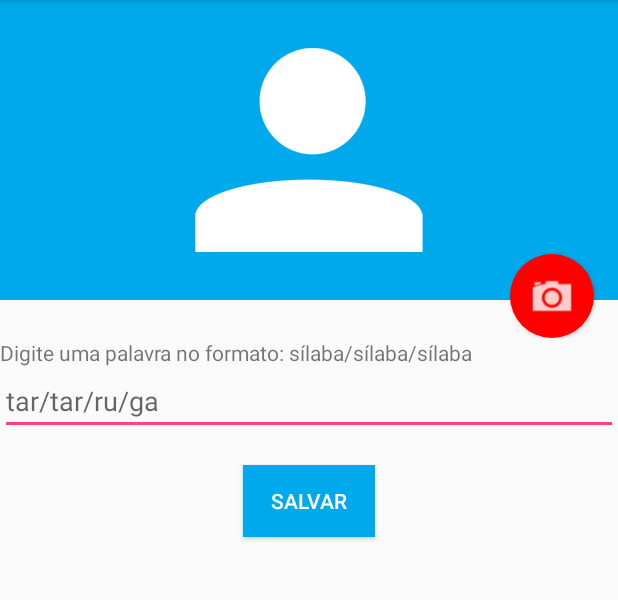
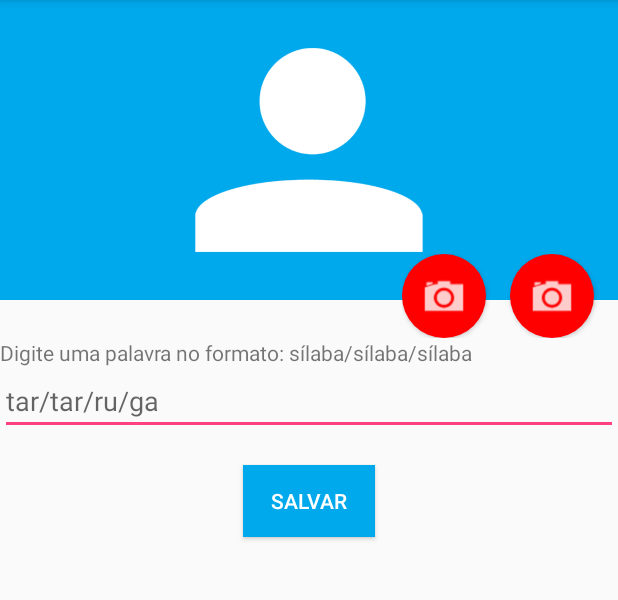
Before and after one commit to marianacavichioli/Projeto2, an Android app: the CriarTemplateActivity screen opened directly, with no data from a screen before it, on a phone screen of 412 x 824 dp, the part 84-684 px from its top. Run offline under Robolectric (Android 15) with nearby library versions, the phone set to English and light mode, and no system bars; our stand-ins replace ButterKnife, Picasso.

```diff
--- a/app/src/main/AndroidManifest.xml
+++ b/app/src/main/AndroidManifest.xml
@@ -1,7 +1,9 @@
 <?xml version="1.0" encoding="utf-8"?>
 <manifest xmlns:android="http://schemas.android.com/apk/res/android"
+    xmlns:tools="http://schemas.android.com/tools"
     package="com.mobile2.projeto2">
-
+    <uses-permission android:name="android.permission.READ_EXTERNAL_STORAGE" />
+    <uses-permission android:name="android.permission.WRITE_EXTERNAL_STORAGE" />
     <application
         android:allowBackup="true"
         android:icon="@mipmap/ic_launcher"
--- a/app/src/main/java/com/mobile2/projeto2/criar_template/CriarTemplatePresenter.java
+++ b/app/src/main/java/com/mobile2/projeto2/criar_template/CriarTemplatePresenter.java
@@ -23,4 +23,8 @@ public class CriarTemplatePresenter {
     public void addFoto() {
         view.tiraFoto();
     }
+
+    public void acessarGaleria() {
+        view.abrirGaleria();
+    }
 }
--- a/app/src/main/java/com/mobile2/projeto2/criar_template/CriarTemplateView.java
+++ b/app/src/main/java/com/mobile2/projeto2/criar_template/CriarTemplateView.java
@@ -4,4 +4,5 @@ public interface CriarTemplateView {
     void tiraFoto();
     void salvar();
 
+    void abrirGaleria();
 }
--- a/app/src/main/res/layout/activity_criar_template.xml
+++ b/app/src/main/res/layout/activity_criar_template.xml
@@ -16,15 +16,26 @@
             android:layout_height="200dp"
             android:src="@drawable/person"
             android:background="#00A8EC"/>
+        <LinearLayout
+            android:layout_width="wrap_content"
+            android:layout_height="wrap_content"
+            android:layout_alignParentBottom="true"
+            android:layout_alignParentRight="true">
 
             <Button
                 android:id="@+id/formulario_botao_foto"
                 android:layout_width="56dp"
                 android:layout_height="56dp"
                 android:background="@drawable/fundo_camera"
-            android:layout_alignParentBottom="true"
-            android:layout_alignParentRight="true"
                 android:layout_marginRight="16dp"/>
+
+            <Button
+                android:id="@+id/formulario_botao_galeria"
+                android:layout_width="56dp"
+                android:layout_height="56dp"
+                android:background="@drawable/fundo_camera"
+                android:layout_marginRight="16dp"/>
+        </LinearLayout>
 
     </RelativeLayout>
 
```
Also changed, not shown: app/src/main/java/com/mobile2/projeto2/criar_template/CriarTemplateActivity.java (+38 -1 lines). Lines whose indentation alone changed are shown as unchanged.
